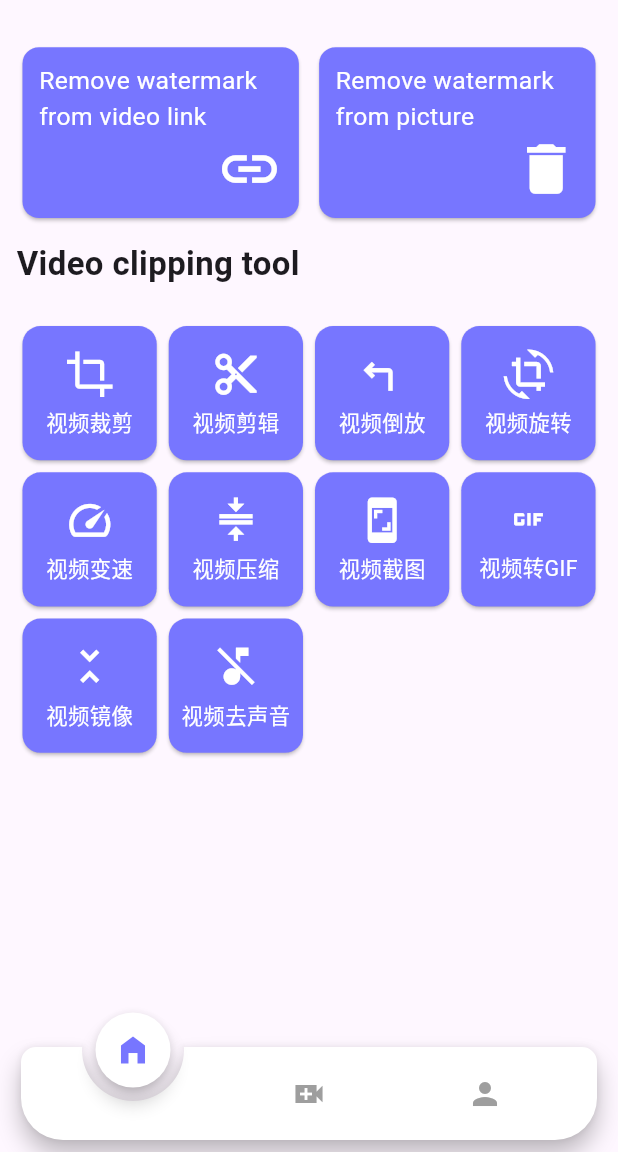
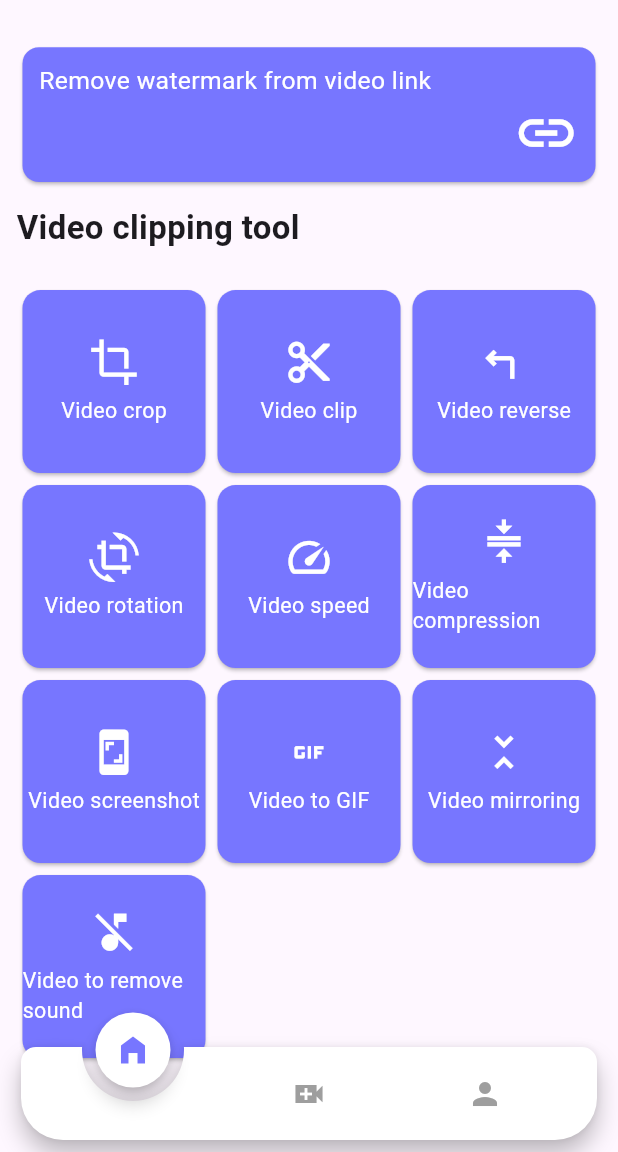
Before and after one commit to Cosyment/TubeSavely, a Flutter app: the screen it shows after launch, after a tap on "同意", on a phone screen of 412 x 824 dp, the part 84-1236 px from its top. Run offline on Flutter 3.47's test engine with Material 2 defaults, Android fonts, the phone set to English and light mode, and no system bars; drawn by our look-alikes of animated_notch_bottom_bar; our stand-ins replace cached_network_image, chewie, dio, flutter_screenutil, fluttertoast, image_gallery_saver and 11 more; missing offline and left inert: common_utils, dart:ffi, ffmpeg_kit_flutter, fraction, json2dart_safe, simple_database and 4 more; network calls fail.

Commit message:
1.更新；

```diff
--- a/lib/constants/constant.dart
+++ b/lib/constants/constant.dart
@@ -115,7 +115,7 @@ class Constant {
     },
   ];
 
-  static const meList = [
+  static var meList = [
     {
       'title': '视频裁剪',
       'content': '多种比列裁剪',
--- a/lib/pages/home_page.dart
+++ b/lib/pages/home_page.dart
@@ -29,6 +29,15 @@ class _HomePageState extends State<HomePage> {
           PubMethodUtils.getInAppReview();
         });
       }
+    });
+    WidgetsBinding.instance.addPostFrameCallback((_) {
+      var list =
+          S.of(context).tvListTxt.split(',').map((e) => e.trim()).toList();
+      for (int i = 0; i < Constant.meList.length; i++) {
+        var item = Constant.meList[i];
+        item['title'] = list[i];
+      }
+      setState(() {});
     });
   }
 
@@ -122,62 +131,62 @@ class _HomePageState extends State<HomePage> {
             ),
           ),
         ),
-        SizedBox(width: 10.w),
-        Expanded(
-          child: Card(
-            elevation: 1,
-            clipBehavior: Clip.hardEdge,
-            color: primaryColor,
-            shape: RoundedRectangleBorder(
-              borderRadius: BorderRadius.all(Radius.circular(20.r)),
-            ),
-            child: InkWell(
-              splashColor: Colors.blue.withAlpha(30),
-              child: Container(
-                padding: EdgeInsets.all(20.w),
-                child: Column(
-                  crossAxisAlignment: CrossAxisAlignment.start,
-                  children: [
-                    Text(
-                      S.of(context).pictureWatermarkingTxt,
-                      style: TextStyle(
-                        color: Colors.white,
-                        fontSize: 30.sp,
-                      ),
-                    ),
-                    Align(
-                      alignment: Alignment.topRight,
-                      child: Icon(
-                        Icons.delete,
-                        color: Colors.white,
-                        size: 80.w,
-                      ),
-                    ),
-                  ],
-                ),
-              ),
-              onTap: () async {
-                List<AssetEntity>? result =
-                    await AssetPicker.pickAssets(context,
-                        pickerConfig: AssetPickerConfig(
-                          themeColor: primaryColor,
-                          maxAssets: 1,
-                          requestType: RequestType.image,
-                        ));
-                if (result != null) {
-                  var file2 = await result[0].file;
-                  Navigator.push(
-                      context,
-                      MaterialPageRoute(
-                          builder: (context) => ContentPage(
-                                cover: file2!,
-                              )));
-                }
-              },
-            ),
-          ),
-        ),
         SizedBox(width: 20.w),
+        // Expanded(
+        //   child: Card(
+        //     elevation: 1,
+        //     clipBehavior: Clip.hardEdge,
+        //     color: primaryColor,
+        //     shape: RoundedRectangleBorder(
+        //       borderRadius: BorderRadius.all(Radius.circular(20.r)),
+        //     ),
+        //     child: InkWell(
+        //       splashColor: Colors.blue.withAlpha(30),
+        //       child: Container(
+        //         padding: EdgeInsets.all(20.w),
+        //         child: Column(
+        //           crossAxisAlignment: CrossAxisAlignment.start,
+        //           children: [
+        //             Text(
+        //               S.of(context).pictureWatermarkingTxt,
+        //               style: TextStyle(
+        //                 color: Colors.white,
+        //                 fontSize: 30.sp,
+        //               ),
+        //             ),
+        //             Align(
+        //               alignment: Alignment.topRight,
+        //               child: Icon(
+        //                 Icons.delete,
+        //                 color: Colors.white,
+        //                 size: 80.w,
+        //               ),
+        //             ),
+        //           ],
+        //         ),
+        //       ),
+        //       onTap: () async {
+        //         List<AssetEntity>? result =
+        //             await AssetPicker.pickAssets(context,
+        //                 pickerConfig: AssetPickerConfig(
+        //                   themeColor: primaryColor,
+        //                   maxAssets: 1,
+        //                   requestType: RequestType.image,
+        //                 ));
+        //         if (result != null) {
+        //           var file2 = await result[0].file;
+        //           Navigator.push(
+        //               context,
+        //               MaterialPageRoute(
+        //                   builder: (context) => ContentPage(
+        //                         cover: file2!,
+        //                       )));
+        //         }
+        //       },
+        //     ),
+        //   ),
+        // ),
+        // SizedBox(width: 20.w),
       ],
     );
   }
@@ -187,7 +196,7 @@ class _HomePageState extends State<HomePage> {
       padding: EdgeInsets.all(20.w),
       sliver: SliverGrid.builder(
         gridDelegate: SliverGridDelegateWithFixedCrossAxisCount(
-          crossAxisCount: 4,
+          crossAxisCount: 3,
           childAspectRatio: 1,
         ),
         itemCount: Constant.meList.length,
```
